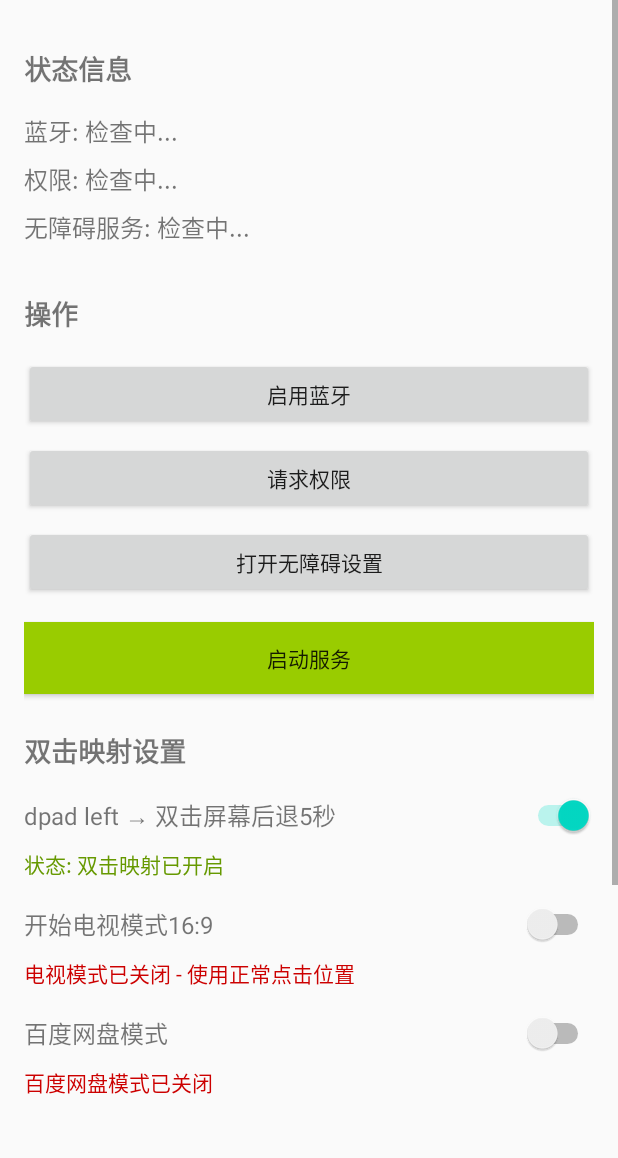
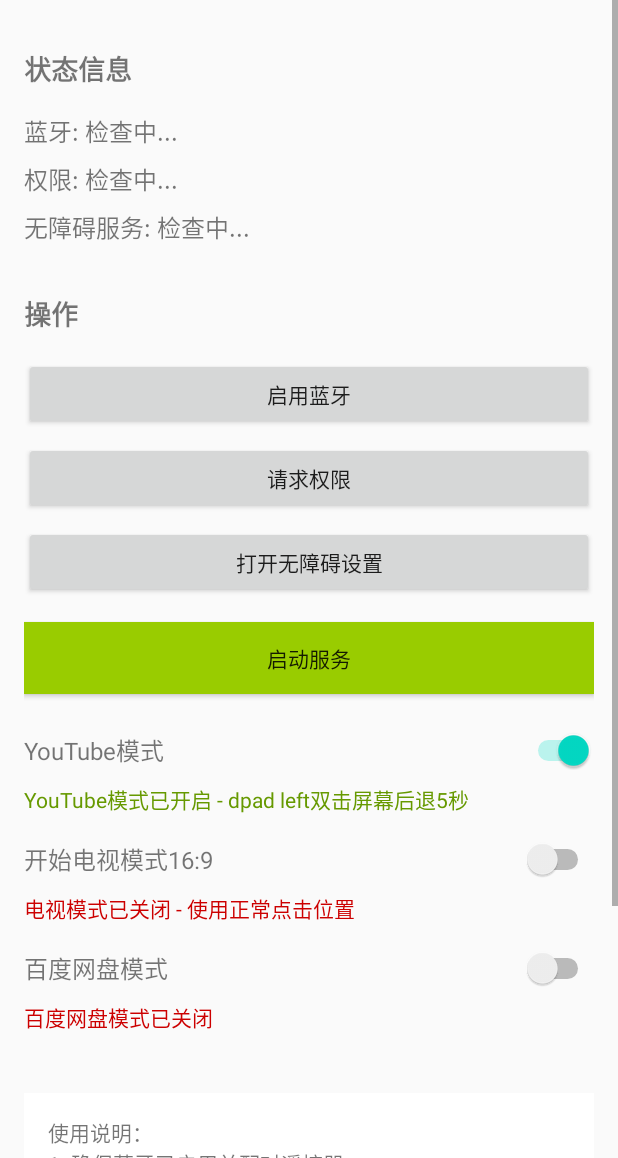
Before and after one commit to windy003/A_CRCK, an Android app: the layout activity_main.xml on its own in the app's theme, with its tools: preview values and no code run, on a phone screen of 412 x 824 dp, the part 78-1236 px from its top. Run offline under Robolectric (Android 15) with nearby library versions, the phone set to English and light mode, and no system bars.

Commit message:
添加了油管模式

```diff
--- a/app/src/main/java/com/example/bluetoothkeymapper/KeyMapperAccessibilityService.kt
+++ b/app/src/main/java/com/example/bluetoothkeymapper/KeyMapperAccessibilityService.kt
@@ -24,7 +24,7 @@
         private const val TAG = "KeyMapperAccessibility"
         var instance: KeyMapperAccessibilityService? = null
         private const val PREFS_NAME = "KeyMapperPrefs"
-        private const val PREF_DOUBLE_CLICK_ENABLED = "double_click_mapping_enabled"
+        private const val PREF_YOUTUBE_MODE_ENABLED = "youtube_mode_enabled"
         private const val PREF_TV_MODE_ENABLED = "tv_mode_enabled"
         private const val PREF_BAIDU_MODE_ENABLED = "baidu_mode_enabled"
     }
@@ -36,7 +36,7 @@
 
         // 从SharedPreferences读取初始状态
         val sharedPreferences = getSharedPreferences(PREFS_NAME, Context.MODE_PRIVATE)
-        isDoubleClickMappingEnabled = sharedPreferences.getBoolean(PREF_DOUBLE_CLICK_ENABLED, true)
+        isDoubleClickMappingEnabled = sharedPreferences.getBoolean(PREF_YOUTUBE_MODE_ENABLED, true)
         isTvModeEnabled = sharedPreferences.getBoolean(PREF_TV_MODE_ENABLED, false)
         isBaiduModeEnabled = sharedPreferences.getBoolean(PREF_BAIDU_MODE_ENABLED, false)
 
--- a/app/src/main/res/layout/activity_main.xml
+++ b/app/src/main/res/layout/activity_main.xml
@@ -90,15 +90,7 @@
         android:background="@android:color/holo_green_light"
         android:layout_marginBottom="24dp" />
 
-    <!-- 双击映射功能开关区域 -->
-    <TextView
-        android:layout_width="match_parent"
-        android:layout_height="wrap_content"
-        android:text="双击映射设置"
-        android:textSize="18sp"
-        android:textStyle="bold"
-        android:layout_marginBottom="16dp" />
-
+    <!-- YouTube模式开关区域 -->
     <LinearLayout
         android:layout_width="match_parent"
         android:layout_height="wrap_content"
@@ -110,11 +102,11 @@
             android:layout_width="0dp"
             android:layout_height="wrap_content"
             android:layout_weight="1"
-            android:text="dpad left → 双击屏幕后退5秒"
+            android:text="YouTube模式"
             android:textSize="16sp" />
 
         <Switch
-            android:id="@+id/switchDoubleClickMapping"
+            android:id="@+id/switchYoutubeMode"
             android:layout_width="wrap_content"
             android:layout_height="wrap_content"
             android:checked="true" />
@@ -122,10 +114,10 @@
     </LinearLayout>
 
     <TextView
-        android:id="@+id/tvMappingStatus"
+        android:id="@+id/tvYoutubeModeStatus"
         android:layout_width="match_parent"
         android:layout_height="wrap_content"
-        android:text="状态: 双击映射已开启"
+        android:text="YouTube模式已开启 - dpad left双击屏幕后退5秒"
         android:textSize="14sp"
         android:textColor="@android:color/holo_green_dark"
         android:layout_marginBottom="16dp" />
@@ -197,7 +189,7 @@
     <TextView
         android:layout_width="match_parent"
         android:layout_height="wrap_content"
-        android:text="使用说明：\n1. 确保蓝牙已启用并配对遥控器\n2. 授予所需权限\n3. 在设置中启用无障碍服务\n4. 启动服务\n5. 按遥控器OK键映射为媒体播放/暂停\n6. 按遥控器左方向键双击屏幕后退5秒（可开关）\n7. 百度网盘模式：OK键播放/暂停，左右键上一曲/下一曲"
+        android:text="使用说明：\n1. 确保蓝牙已启用并配对遥控器\n2. 授予所需权限\n3. 在设置中启用无障碍服务\n4. 启动服务\n5. 按遥控器OK键映射为媒体播放/暂停\n6. YouTube模式：dpad left双击屏幕后退5秒\n7. 百度网盘模式：OK键播放/暂停，左右键上一曲/下一曲\n8. 电视模式：使用16:9全屏坐标"
         android:textSize="14sp"
         android:layout_marginTop="16dp"
         android:background="@android:color/background_light"
```
Also changed, not shown: app/src/main/java/com/example/bluetoothkeymapper/MainActivity.kt (+34 -34 lines).
